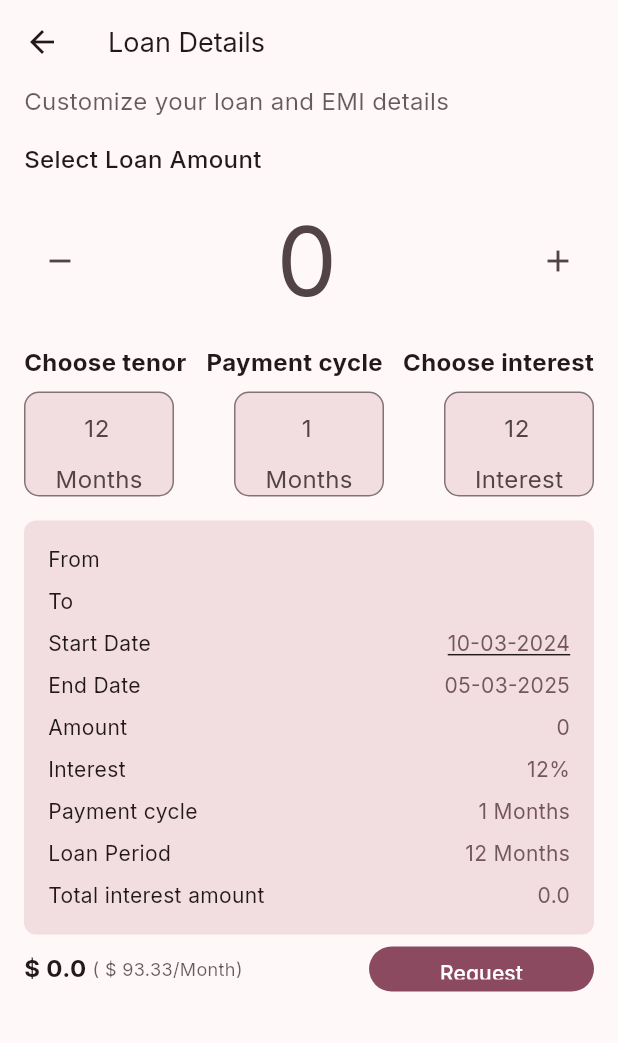
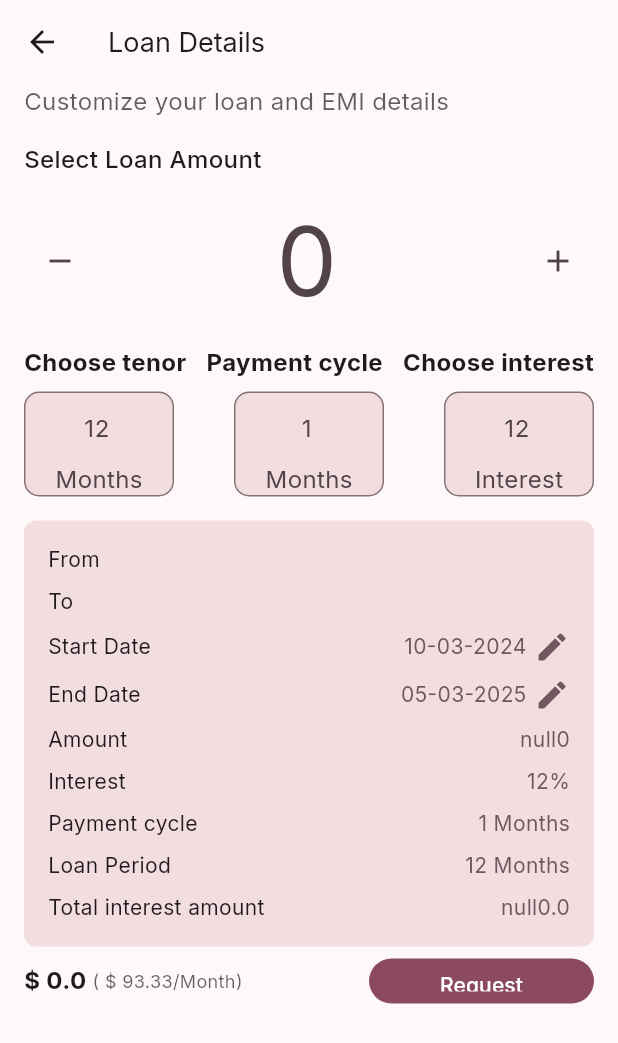
Before and after one commit to GnaniPasupula/lendpay, a Flutter app: the AgreementPage screen opened directly with empty values, after a tap on the "add" icon, after a tap on the "remove" icon, on a phone screen of 412 x 824 dp. Shown: the top 1043 px of the screen. Run offline on Flutter 3.47's test engine with Material 3 defaults, Android fonts, the phone set to English and light mode, and no system bars; our stand-ins replace firebase_core, firebase_messaging, flutter_dotenv, google_fonts, screenshot, share_plus and 1 more; accounts and stored records are empty; generated files the repository leaves out were written again.

Commit message:
Feature: Change currency

```diff
--- a/Client/lib/agreementPage.dart
+++ b/Client/lib/agreementPage.dart
@@ -4,8 +4,10 @@ import 'package:intl/intl.dart';
 import 'package:lendpay/API/firebase_api.dart';
 import 'package:lendpay/Models/User.dart';
 import 'package:lendpay/Providers/activeUser_provider.dart';
+import 'package:lendpay/Widgets/error_dialog.dart';
 import 'package:lendpay/api_helper.dart';
 import 'package:provider/provider.dart';
+import 'package:shared_preferences/shared_preferences.dart';
 
 class AgreementPage extends StatefulWidget {
   final num amount;
@@ -33,6 +35,11 @@ class _AgreementPageState extends State<AgreementPage> {
   late TextEditingController _cycleAmountController;
 
   String todayDate = DateFormat('dd-MM-yyyy').format(DateTime.now());
+  String endDateFormatted = '';
+
+  SharedPreferences? prefs;
+  String? currencySymbol;
+  User? activeUser;
 
   @override
   void initState() {
@@ -43,17 +50,29 @@ class _AgreementPageState extends State<AgreementPage> {
     _periodAmountController = TextEditingController(text: "12");
     _interestAmountController = TextEditingController(text: "12");
     _cycleAmountController = TextEditingController(text: "1");
+
+    period = int.tryParse(_periodAmountController.text) ?? 0;
+    DateTime todayDateString = DateFormat('dd-MM-yyyy').parse(todayDate);
+    DateTime endDate = todayDateString.add(Duration(days: period.toInt() * 30));
+    endDateFormatted = DateFormat('dd-MM-yyyy').format(endDate);
+
+    _initializeActiveUser();
+  }
+
+  Future<void> _initializeActiveUser() async {
+    activeUser = Provider.of<UserProvider>(context, listen: false).activeUser;
+    _initializePrefs();
+    setState(() {});
+  }
+
+  Future<void> _initializePrefs() async {
+    prefs = await SharedPreferences.getInstance();
+    currencySymbol = prefs?.getString('${activeUser!.email}/currencySymbol');
+    setState(() {});
   }
 
   @override
   Widget build(BuildContext context) {
-
-    period = int.tryParse(_periodAmountController.text) ?? 0;
-
-    DateTime todayDateString = DateFormat('dd-MM-yyyy').parse(todayDate);
-
-    DateTime endDate = todayDateString.add(Duration(days: period.toInt() * 30));
-    String endDateFormatted = DateFormat('dd-MM-yyyy').format(endDate);
 
     interest = int.tryParse(_interestAmountController.text) ?? 0;
 
@@ -171,10 +190,12 @@ class _AgreementPageState extends State<AgreementPage> {
                   _buildTextRow("To", widget.otheruser.email == "No Email" ? widget.otheruser.name : widget.otheruser.email),
                   const SizedBox(height: 8.0),
                   _buildStartDateRow("Start Date", todayDate, onPressed: () {
-                    _selectDate(context);
+                    _selectDate(context, 'todayDate');
                   }),
                   const SizedBox(height: 8.0),
-                  _buildTextRow("End Date", endDateFormatted),
+                  _buildTextRow("End Date", endDateFormatted, onPressed: (){
+                    _selectDate(context, 'endDateFormatted');
+                  }),
                   const SizedBox(height: 8.0),
                   _buildTextRow("Amount", loanAmount),
                   const SizedBox(height: 8.0),
@@ -193,8 +214,8 @@ class _AgreementPageState extends State<AgreementPage> {
               mainAxisAlignment: MainAxisAlignment.spaceBetween,
               children: [
                 Row(children: [
-                  Text("\$ $totalAmount ", style: TextStyle(fontSize: 16.0, color: Theme.of(context).colorScheme.onSurface, fontWeight: FontWeight.bold)),
-                  Text("( \$ $breakdownAmount/Month)", style: TextStyle(fontSize: 12.0, color: Theme.of(context).colorScheme.onSurface.withOpacity(0.7))),
+                  Text("${currencySymbol ?? '\$'} $totalAmount ", style: TextStyle(fontSize: 16.0, color: Theme.of(context).colorScheme.onSurface, fontWeight: FontWeight.bold)),
+                  Text("( ${currencySymbol ?? '\$'} $breakdownAmount/Month)", style: TextStyle(fontSize: 12.0, color: Theme.of(context).colorScheme.onSurface.withOpacity(0.7))),
                 ]),
                 Container(
                   width: 150,
@@ -270,7 +291,7 @@ class _AgreementPageState extends State<AgreementPage> {
     );
   }
 
-  Future<void> _selectDate(BuildContext context) async {
+  Future<void> _selectDate(BuildContext context, String dateToUpdate) async {
     final DateTime? picked = await showDatePicker(
       context: context,
       initialDate: DateTime.now(),
@@ -279,10 +300,38 @@ class _AgreementPageState extends State<AgreementPage> {
     );
     if (picked != null) {
       setState(() {
-        todayDate = DateFormat('dd-MM-yyyy').format(picked);
+        DateTime selectedDate = DateFormat('dd-MM-yyyy').parse(DateFormat('dd-MM-yyyy').format(picked));
+
+        if (dateToUpdate == 'todayDate') {
+          if (selectedDate.isAfter(DateFormat('dd-MM-yyyy').parse(endDateFormatted))) {
+            ErrorDialogWidget.show(context, "Start Date cannot be after End Date");
+            return;
+          }
+          todayDate = DateFormat('dd-MM-yyyy').format(picked);
+
+        } else if (dateToUpdate == 'endDateFormatted') {
+          if (selectedDate.isBefore(DateFormat('dd-MM-yyyy').parse(todayDate))) {
+            ErrorDialogWidget.show(context, "End Date cannot be before Start Date");
+            return;
+          }
+          endDateFormatted = DateFormat('dd-MM-yyyy').format(picked);
+        }
+
+          DateTime startDate = DateFormat('dd-MM-yyyy').parse(todayDate);
+          DateTime endDate = DateFormat('dd-MM-yyyy').parse(endDateFormatted);
+          period = endDate.difference(startDate).inDays ~/ 30;
+          _periodAmountController.text=period.toString();
+
+          interest = int.tryParse(_interestAmountController.text) ?? 0;
+          cycle = int.tryParse(_cycleAmountController.text) ?? 0;
+          interestAmount = loanAmount * interest * period / (12 * 100).toDouble();
+          interestAmount = double.parse(interestAmount.toStringAsFixed(2));
+          breakdownAmount = double.parse((totalAmount / period).toStringAsFixed(2));
+          totalAmount = (loanAmount + interestAmount).toDouble();
       });
     }
   }
+
 
   Widget _buildTextRow(String label, dynamic value, {VoidCallback? onPressed}) {
     return Row(
@@ -298,24 +347,32 @@ class _AgreementPageState extends State<AgreementPage> {
         Flexible(
           child: InkWell(
             onTap: onPressed,
-            child: Text(
-              value.toString(),
-              style: onPressed != null
-                  ? TextStyle(
-                      fontSize: 14.0,
-                      color: Theme.of(context).colorScheme.secondary,
-                      decoration: TextDecoration.underline,
-                    )
-                  : TextStyle(
-                      fontSize: 14.0,
-                      color: Theme.of(context).colorScheme.secondary,
-                    ),
+            child: Row(
+              mainAxisSize: MainAxisSize.min,
+              children: [
+                Text(
+                  (label.toLowerCase() == "amount" || label.toLowerCase() == "total interest amount")
+                    ? "$currencySymbol${value.toString()}"
+                    : value.toString(),
+                  style: TextStyle(
+                    fontSize: 14.0,
+                    color: Theme.of(context).colorScheme.secondary,
+                  ),
+                ),
+                if (onPressed != null) ... [
+                  const SizedBox(width: 5),
+                  Icon(Icons.edit,
+                    color: Theme.of(context).colorScheme.secondary,
+                  ),
+                ],
+              ],
             ),
           ),
         ),
       ],
     );
   }
+
 
   Widget _buildStartDateRow(String label, String value, {VoidCallback? onPressed}) {
     return _buildTextRow(label, value, onPressed: onPressed);
@@ -344,6 +401,10 @@ class _AgreementPageState extends State<AgreementPage> {
                       switch (variable) {
                         case "period":
                           period = int.tryParse(value) ?? 0;
+
+                          DateTime todayDateString = DateFormat('dd-MM-yyyy').parse(todayDate);
+                          DateTime endDate = todayDateString.add(Duration(days: period.toInt() * 30));
+                          endDateFormatted = DateFormat('dd-MM-yyyy').format(endDate);
                           break;
                         case "cycle":
                           cycle = int.tryParse(value) ?? 0;
--- a/Client/lib/dashboard.dart
+++ b/Client/lib/dashboard.dart
@@ -302,7 +302,7 @@ class _DashboardState extends State<Dashboard> {
             color: Theme.of(context).colorScheme.onSurface,
             onPressed: () {
               Navigator.push(context,
-                  MaterialPageRoute(builder: (context) => ProfileScreen()));
+                  MaterialPageRoute(builder: (context) => ProfileScreen(activeUser:activeUserx)));
             },
           ),
         ),
```
Also changed, not shown: Client/lib/profilePage.dart (+40 -29 lines), Client/lib/transactions.dart (+9 -1 lines).
